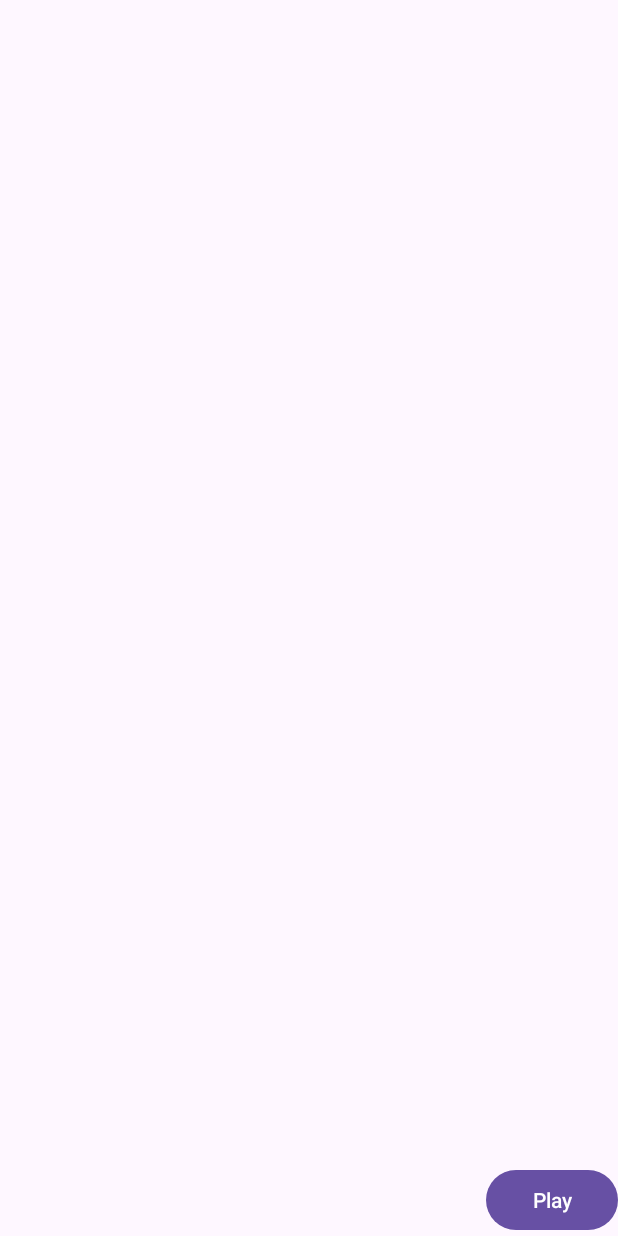
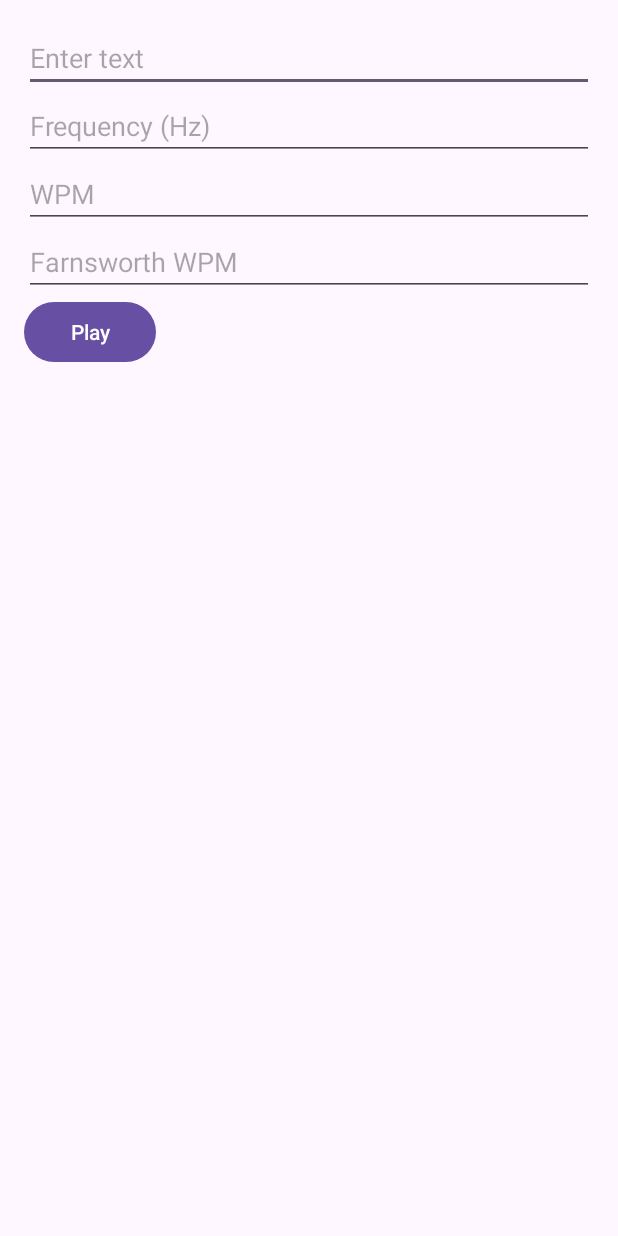
Before and after one commit to mauicoder/morselab, an Android app: the screen it shows after launch (MainActivity), on a phone screen of 412 x 824 dp. Run offline under Robolectric (Android 15) with nearby library versions, the light colour scheme and no system bars.

Commit message:
parameterize the inoput text, the frequency, the words per minute, and the Farnsworth value

```diff
--- a/app/src/main/java/net/maui/generatesound/MainActivity.kt
+++ b/app/src/main/java/net/maui/generatesound/MainActivity.kt
@@ -3,15 +3,18 @@ package net.maui.generatesound
 import android.media.AudioFormat
 import android.media.AudioTrack
 import android.os.Bundle
-import android.view.View
-import androidx.activity.enableEdgeToEdge
+import android.widget.Button
+import android.widget.EditText
 import androidx.appcompat.app.AppCompatActivity
-import androidx.core.view.ViewCompat
-import androidx.core.view.WindowInsetsCompat
 import kotlin.math.sin
 
+class MainActivity : AppCompatActivity() {
 
-class MainActivity : AppCompatActivity() {
+    private lateinit var editTextText: EditText
+    private lateinit var editTextFrequency: EditText
+    private lateinit var editTextWPM: EditText
+    private lateinit var editTextFarnsworthWPM: EditText
+    private lateinit var buttonPlay: Button
 
     // Morse code map for letters, numbers, and some symbols
     val morseCodeMap = mapOf(
@@ -29,7 +32,28 @@ class MainActivity : AppCompatActivity() {
         '"' to ".-..-.", '$' to "...-..-", '@' to ".--.-."
     )
 
-    fun generateSineWave(frequency: Int, durationMs: Int, sampleRate: Int, fadeDurationMs: Int = 20): ByteArray {
+    override fun onCreate(savedInstanceState: Bundle?) {
+        super.onCreate(savedInstanceState)
+        setContentView(R.layout.activity_main)
+
+        editTextText = findViewById(R.id.editTextText)
+        editTextFrequency = findViewById(R.id.editTextFrequency)
+        editTextWPM = findViewById(R.id.editTextWPM)
+        editTextFarnsworthWPM = findViewById(R.id.editTextFarnsworthWPM)
+        buttonPlay = findViewById(R.id.buttonPlay)
+
+        buttonPlay.setOnClickListener {
+            val text = editTextText.text.toString()
+            val frequency = editTextFrequency.text.toString().toIntOrNull() ?: 800
+            val wpm = editTextWPM.text.toString().toIntOrNull() ?: 20
+            val farnsworthWpm = editTextFarnsworthWPM.text.toString().toIntOrNull() ?: 10
+
+            val morseCodeSound = encodeMorse(text, wpm, farnsworthWpm, frequency, 44100)
+            playSound(morseCodeSound, 44100)
+        }
+    }
+
+    private fun generateSineWave(frequency: Int, durationMs: Int, sampleRate: Int, fadeDurationMs: Int = 20): ByteArray {
         val numSamples = (sampleRate * (durationMs / 1000.0)).toInt()
         val fadeSamples = (sampleRate * (fadeDurationMs / 1000.0)).toInt()
         val sample = ByteArray(numSamples)
@@ -50,7 +74,7 @@ class MainActivity : AppCompatActivity() {
         return sample
     }
 
-    fun concatenateSounds(vararg sounds: ByteArray): ByteArray {
+    private fun concatenateSounds(vararg sounds: ByteArray): ByteArray {
         val totalLength = sounds.sumOf { it.size }
         val result = ByteArray(totalLength)
         var offset = 0
@@ -61,7 +85,7 @@ class MainActivity : AppCompatActivity() {
         return result
     }
 
-    fun playSound(soundData: ByteArray, sampleRate: Int) {
+    private fun playSound(soundData: ByteArray, sampleRate: Int) {
         val audioTrack = AudioTrack.Builder()
             .setAudioAttributes(
                 android.media.AudioAttributes.Builder()
@@ -88,11 +112,11 @@ class MainActivity : AppCompatActivity() {
         audioTrack.release()
     }
 
-    fun morseTiming(wpm: Int): Int {
+    private fun morseTiming(wpm: Int): Int {
         return 1200 / wpm
     }
 
-    fun encodeMorse(text: String, wpm: Int, farnsworthWpm: Int, frequency: Int, sampleRate: Int): ByteArray {
+    private fun encodeMorse(text: String, wpm: Int, farnsworthWpm: Int, frequency: Int, sampleRate: Int): ByteArray {
         val dotDuration = morseTiming(wpm)
         val dashDuration = 3 * dotDuration
         val intraCharacterPause = ByteArray(dotDuration * sampleRate / 1000)
@@ -122,37 +146,4 @@ class MainActivity : AppCompatActivity() {
 
         return concatenateSounds(*morseSoundList.toTypedArray())
     }
-
-    fun playA() {
-        val sampleRate = 44100
-        val wpm = 20 // Words per minute (Character speed)
-        val farnsworthWpm = 10 // Farnsworth Words per minute (Overall speed)
-        val frequency = 800 // Frequency of the tone in Hz
-
-        // Example text to encode and play in Morse code
-        val text = "HELLO WORLD"
-
-        // Encode the text into Morse code sound using Farnsworth timing
-        val morseCodeSound = encodeMorse(text, wpm, farnsworthWpm, frequency, sampleRate)
-
-        // Play the concatenated sound
-        playSound(morseCodeSound, sampleRate)
-    }
-
-
-    fun playClickCallBack(view: View) {
-        // Use a new tread as this can take a while
-        playA()
-    }
-
-    override fun onCreate(savedInstanceState: Bundle?) {
-        super.onCreate(savedInstanceState)
-        enableEdgeToEdge()
-        setContentView(R.layout.activity_main)
-        ViewCompat.setOnApplyWindowInsetsListener(findViewById(R.id.main)) { v, insets ->
-            val systemBars = insets.getInsets(WindowInsetsCompat.Type.systemBars())
-            v.setPadding(systemBars.left, systemBars.top, systemBars.right, systemBars.bottom)
-            insets
-        }
-    }
 }
--- a/app/src/main/res/layout/activity_main.xml
+++ b/app/src/main/res/layout/activity_main.xml
@@ -1,19 +1,44 @@
 <?xml version="1.0" encoding="utf-8"?>
-<androidx.constraintlayout.widget.ConstraintLayout xmlns:android="http://schemas.android.com/apk/res/android"
-    xmlns:app="http://schemas.android.com/apk/res-auto"
-    xmlns:tools="http://schemas.android.com/tools"
-    android:id="@+id/main"
+<RelativeLayout xmlns:android="http://schemas.android.com/apk/res/android"
     android:layout_width="match_parent"
     android:layout_height="match_parent"
-    tools:context=".MainActivity">
+    android:padding="16dp">
+
+    <EditText
+        android:id="@+id/editTextText"
+        android:layout_width="match_parent"
+        android:layout_height="wrap_content"
+        android:hint="Enter text"
+        android:inputType="text" />
+
+    <EditText
+        android:id="@+id/editTextFrequency"
+        android:layout_width="match_parent"
+        android:layout_height="wrap_content"
+        android:layout_below="@id/editTextText"
+        android:hint="Frequency (Hz)"
+        android:inputType="number" />
+
+    <EditText
+        android:id="@+id/editTextWPM"
+        android:layout_width="match_parent"
+        android:layout_height="wrap_content"
+        android:layout_below="@id/editTextFrequency"
+        android:hint="WPM"
+        android:inputType="number" />
+
+    <EditText
+        android:id="@+id/editTextFarnsworthWPM"
+        android:layout_width="match_parent"
+        android:layout_height="wrap_content"
+        android:layout_below="@id/editTextWPM"
+        android:hint="Farnsworth WPM"
+        android:inputType="number" />
 
     <Button
-        android:id="@+id/playButton"
+        android:id="@+id/buttonPlay"
         android:layout_width="wrap_content"
         android:layout_height="wrap_content"
-        android:onClick="playClickCallBack"
-        android:text="@string/play_button"
-        app:layout_constraintBottom_toBottomOf="parent"
-        app:layout_constraintEnd_toEndOf="parent" />
-
-</androidx.constraintlayout.widget.ConstraintLayout>
+        android:layout_below="@id/editTextFarnsworthWPM"
+        android:text="Play" />
+</RelativeLayout>
```
